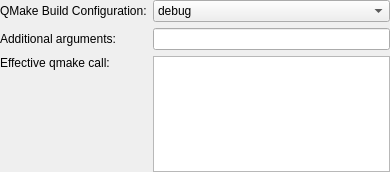
Qt form src/plugins/qt4projectmanager/qmakestep.ui (qt-creator/qt-creator) before a commit.
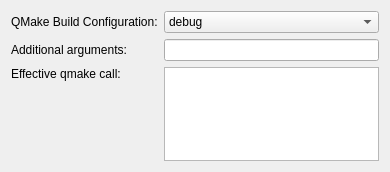
The same form after that commit.

```diff
--- a/src/plugins/qt4projectmanager/qmakestep.ui
+++ b/src/plugins/qt4projectmanager/qmakestep.ui
@@ -11,9 +11,6 @@
    </rect>
   </property>
   <layout class="QFormLayout" name="formLayout">
-   <property name="margin">
-    <number>0</number>
-   </property>
    <item row="0" column="0">
     <widget class="QLabel" name="label_2">
      <property name="text">
```
